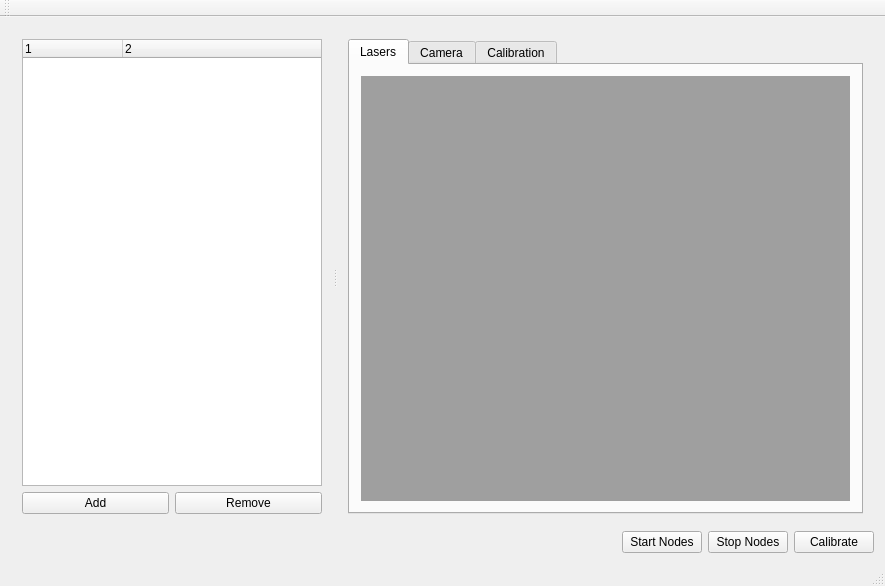
Before: the Qt Designer form calibration_gui/calibration_gui/ui/mainwindow.ui in davidtvs/calibration, drawn with Qt 5.
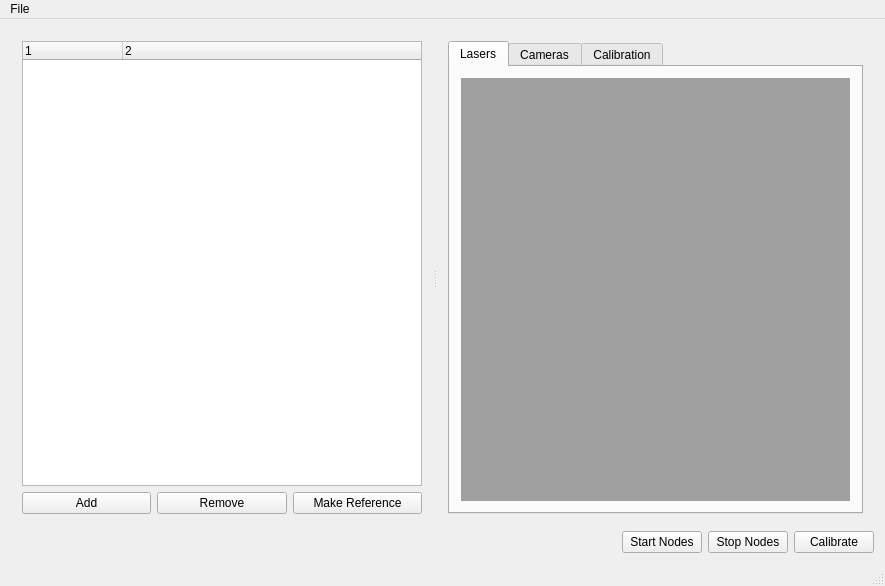
After: the same form once the commit is applied.

The edit to the form file:
```diff
--- a/calibration_gui/calibration_gui/ui/mainwindow.ui
+++ b/calibration_gui/calibration_gui/ui/mainwindow.ui
@@ -48,14 +48,7 @@
           </property>
          </widget>
         </item>
-        <item row="1" column="4">
-         <widget class="QPushButton" name="bt_remove">
-          <property name="text">
-           <string>Remove</string>
-          </property>
-         </widget>
-        </item>
-        <item row="0" column="3" colspan="2">
+        <item row="0" column="3" colspan="3">
          <widget class="QTreeWidget" name="treeWidget">
           <property name="sizePolicy">
            <sizepolicy hsizetype="Preferred" vsizetype="Preferred">
@@ -65,7 +58,7 @@
           </property>
           <property name="minimumSize">
            <size>
-            <width>300</width>
+            <width>400</width>
             <height>0</height>
            </size>
           </property>
@@ -111,6 +104,20 @@
           </column>
          </widget>
         </item>
+        <item row="1" column="4">
+         <widget class="QPushButton" name="bt_remove">
+          <property name="text">
+           <string>Remove</string>
+          </property>
+         </widget>
+        </item>
+        <item row="1" column="5">
+         <widget class="QPushButton" name="bt_make_reference">
+          <property name="text">
+           <string>Make Reference</string>
+          </property>
+         </widget>
+        </item>
        </layout>
       </widget>
       <widget class="QWidget" name="layoutWidget_1">
@@ -139,7 +146,7 @@
           </widget>
           <widget class="QWidget" name="tab_2">
            <attribute name="title">
-            <string>Camera</string>
+            <string>Cameras</string>
            </attribute>
            <layout class="QGridLayout" name="gridLayout_5">
             <item row="0" column="0">
@@ -195,14 +202,15 @@
      <height>25</height>
     </rect>
    </property>
-  </widget>
-  <widget class="QToolBar" name="mainToolBar">
-   <attribute name="toolBarArea">
-    <enum>TopToolBarArea</enum>
-   </attribute>
-   <attribute name="toolBarBreak">
-    <bool>false</bool>
-   </attribute>
+   <widget class="QMenu" name="menuFile">
+    <property name="title">
+     <string>File</string>
+    </property>
+    <addaction name="actionOptions"/>
+    <addaction name="actionHelp"/>
+    <addaction name="actionQuit"/>
+   </widget>
+   <addaction name="menuFile"/>
   </widget>
   <widget class="QStatusBar" name="statusBar"/>
  </widget>
```
Left out of the diff: 26 changed lines with no effect on the pictures.
